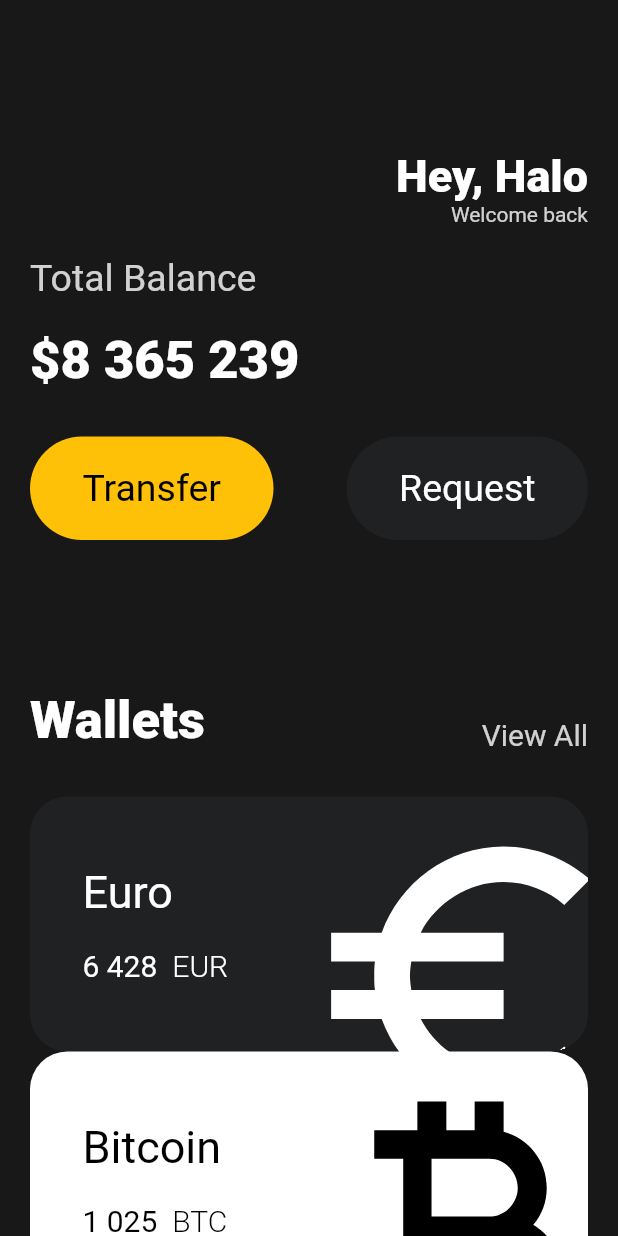
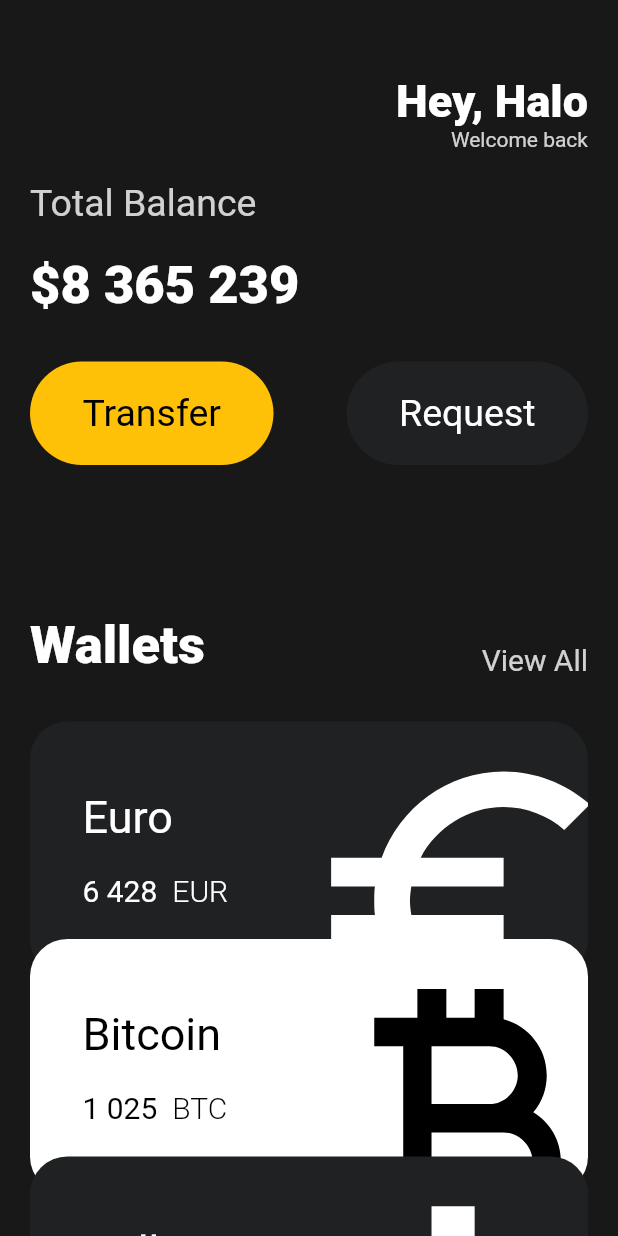
Before and after one commit to grootwo/Flutter-studying, a Flutter app: the screen it shows after launch, on a phone screen of 412 x 824 dp. Run offline on Flutter 3.47's test engine with Material 2 defaults, Android fonts, the phone set to English and light mode, and no system bars.

```diff
--- a/toonviewer/lib/main.dart
+++ b/toonviewer/lib/main.dart
@@ -31,7 +31,7 @@ class App extends StatelessWidget {
                         crossAxisAlignment: CrossAxisAlignment.end,
                         children: [
                           const SizedBox(
-                            height: 100,
+                            height: 50,
                           ),
                           const Text(
                             'Hey, Halo',
@@ -122,19 +122,25 @@ class App extends StatelessWidget {
                     icon: Icons.euro_symbol,
                     isInverted: false,
                   ),
-                  const CurrencyCard(
+                  Transform.translate(
+                    offset: const Offset(0, -25),
+                    child: const CurrencyCard(
                       currency: "Bitcoin",
                       amount: "1 025",
                       code: "BTC",
                       icon: Icons.currency_bitcoin,
                       isInverted: true,
                     ),
-                  const CurrencyCard(
+                  ),
+                  Transform.translate(
+                    offset: const Offset(0, -50),
+                    child: const CurrencyCard(
                       currency: "Dollar",
                       amount: "9 724",
                       code: "USD",
                       icon: Icons.attach_money_outlined,
                       isInverted: false,
+                    ),
                   ),
                 ],
               ),
```
Lines whose indentation alone changed are shown as unchanged.
